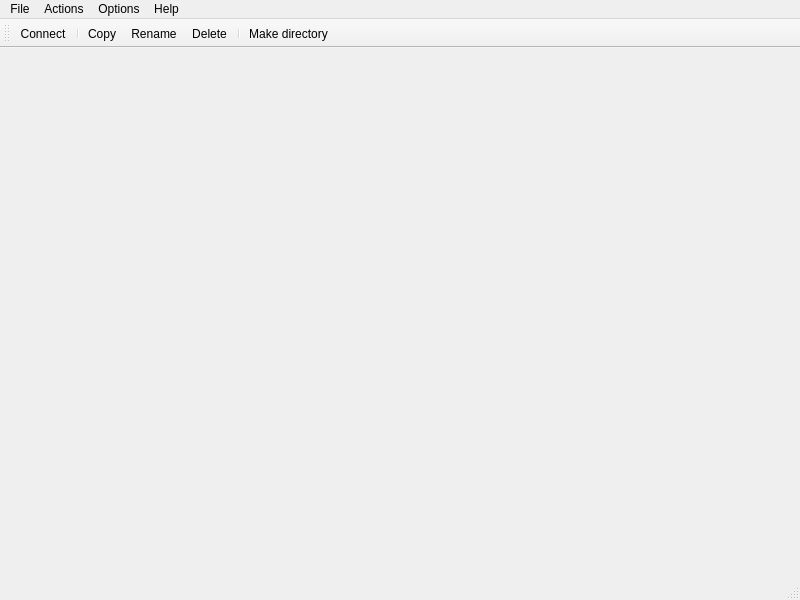
Before: the Qt Designer form ui/MainWindow.ui in PyatkinAleksey/ftp_client_gui, drawn with Qt 5.
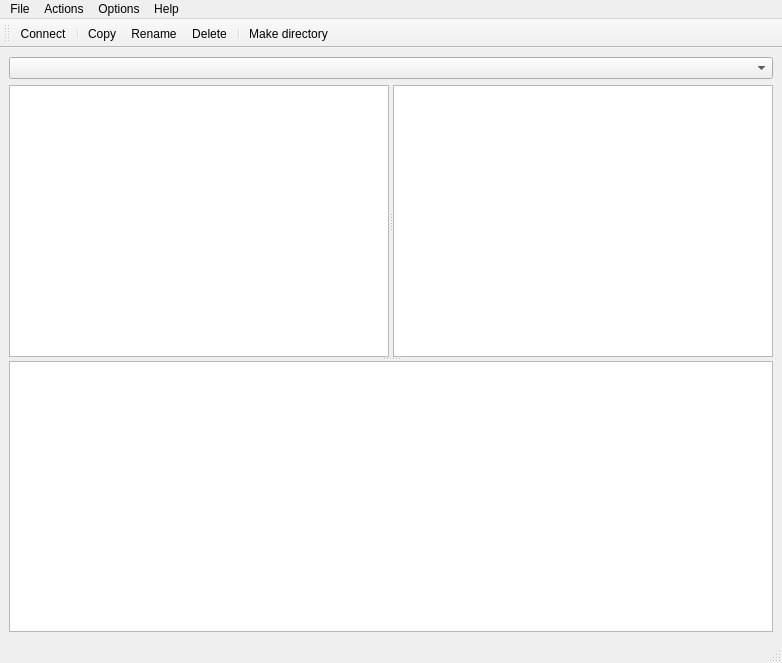
After: the same form once the commit is applied. Icons and pictures are not drawn.

What changed in the file:
```diff
--- a/ui/MainWindow.ui
+++ b/ui/MainWindow.ui
@@ -6,8 +6,8 @@
    <rect>
     <x>0</x>
     <y>0</y>
-    <width>800</width>
-    <height>600</height>
+    <width>782</width>
+    <height>663</height>
    </rect>
   </property>
   <property name="focusPolicy">
@@ -19,13 +19,50 @@
   <property name="windowTitle">
    <string>FTP-client</string>
   </property>
-  <widget class="QWidget" name="centralwidget"/>
+  <widget class="QWidget" name="centralwidget">
+   <layout class="QGridLayout" name="gridLayout_2">
+    <item row="0" column="0">
+     <widget class="QComboBox" name="globalEntities">
+      <property name="minimumSize">
+       <size>
+        <width>764</width>
+        <height>0</height>
+       </size>
+      </property>
+     </widget>
+    </item>
+    <item row="1" column="0">
+     <widget class="QSplitter" name="verticalSplitter">
+      <property name="enabled">
+       <bool>true</bool>
+      </property>
+      <property name="sizePolicy">
+       <sizepolicy hsizetype="Preferred" vsizetype="Preferred">
+        <horstretch>0</horstretch>
+        <verstretch>0</verstretch>
+       </sizepolicy>
+      </property>
+      <property name="orientation">
+       <enum>Qt::Vertical</enum>
+      </property>
+      <widget class="QSplitter" name="horizontalSplitter">
+       <property name="orientation">
+        <enum>Qt::Horizontal</enum>
+       </property>
+       <widget class="QTreeView" name="localFiles"/>
+       <widget class="QTreeView" name="remoteFiles"/>
+      </widget>
+      <widget class="QTextBrowser" name="logs"/>
+     </widget>
+    </item>
+   </layout>
+  </widget>
   <widget class="QMenuBar" name="mainMenu">
    <property name="geometry">
     <rect>
      <x>0</x>
      <y>0</y>
-     <width>800</width>
+     <width>782</width>
      <height>21</height>
     </rect>
    </property>
```
Left out of the diff: 27 changed lines with no effect on the pictures.
